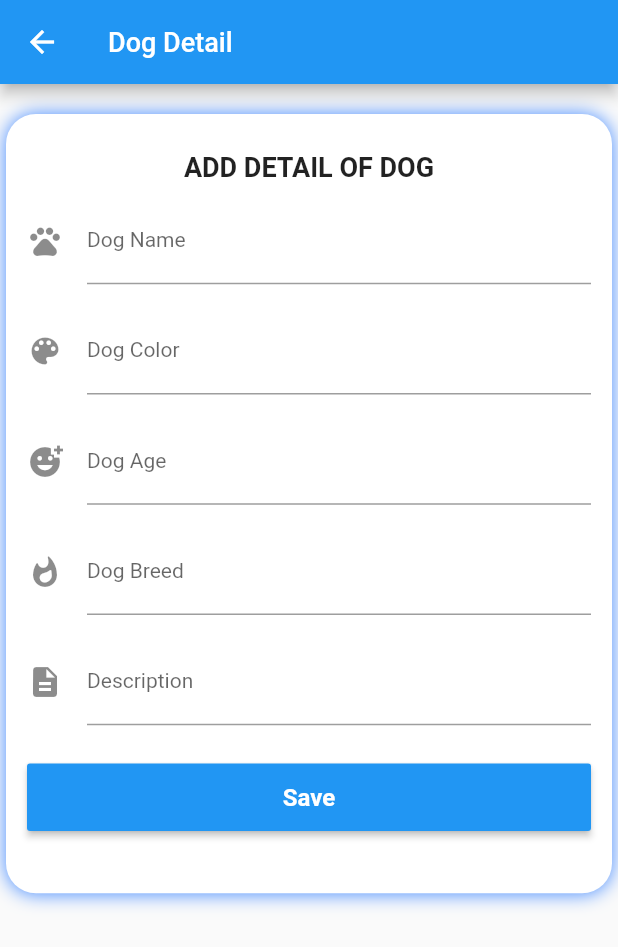
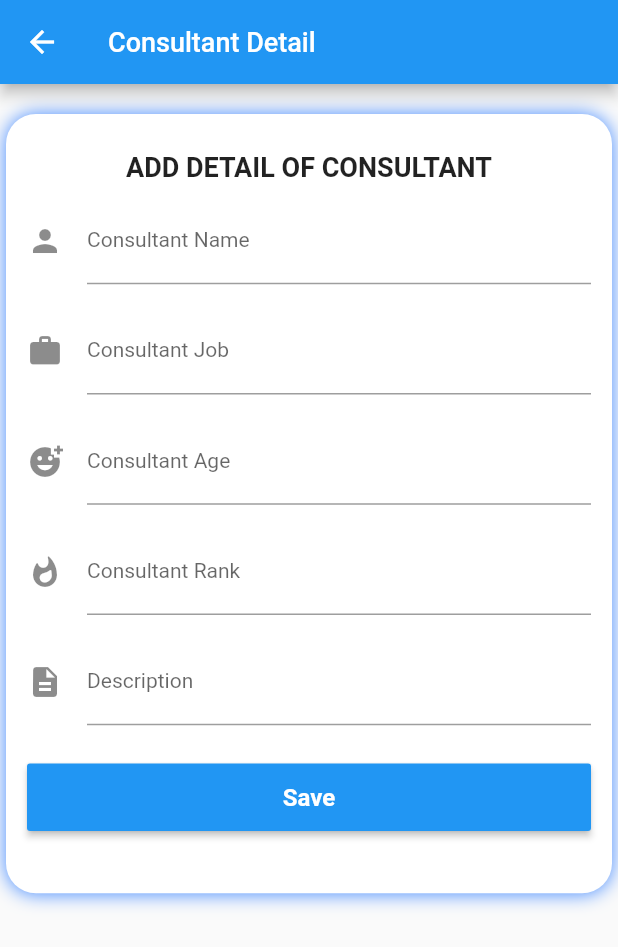
Before and after one commit to DavinderSingh-ds/clubhouse, a Flutter app: the EnterDetail screen opened directly, on a phone screen of 412 x 824 dp. Shown: the top 947 px of the screen. Run offline on Flutter 3.47's test engine with Material 2 defaults, Android fonts, the phone set to English and light mode, and no system bars; our stand-ins replace cloud_firestore, dio, emoji_picker_flutter, file_picker, firebase_auth, firebase_core and 17 more; missing offline and left inert: bottom_bar_with_sheet, circle_list, flutter_facebook_auth, maze, pdf_viewer_plugin, record; accounts and stored records are empty; network calls fail.

Commit message:
Consultant Diary

```diff
--- a/lib/FrontEnd/MainScreens/diary/diary.dart
+++ b/lib/FrontEnd/MainScreens/diary/diary.dart
@@ -96,7 +96,7 @@ class _DiaryState extends State<Diary> {
                         padding: EdgeInsets.all(8.0),
                         child: FittedBox(
                           child: Text(
-                            '👀 See Avialable ',
+                            '👀 See Your Consultants',
                             style: TextStyle(
                               color: Colors.black,
                               fontSize: 2,
@@ -149,7 +149,7 @@ class _DiaryState extends State<Diary> {
                                                 SizedBox(
                                                   width: 210,
                                                   child: Text(
-                                                    'Dog Name : ${dogModel.dogName}',
+                                                    'Consultant : ${dogModel.dogName}',
                                                     style: const TextStyle(
                                                       fontSize: 14,
                                                       fontWeight:
@@ -169,7 +169,7 @@ class _DiaryState extends State<Diary> {
                                               SizedBox(
                                                 width: 220,
                                                 child: Text(
-                                                  'Dog Breed  : ${dogModel.dogBreed}',
+                                                  'Consultant Job : ${dogModel.dogBreed}',
                                                   style: const TextStyle(
                                                     fontSize: 14,
                                                     fontWeight: FontWeight.bold,
@@ -177,9 +177,9 @@ class _DiaryState extends State<Diary> {
                                                 ),
                                               ),
                                               Text(
-                                                'Dog Age : ${dogModel.dogAge}',
+                                                'Consultant Age : ${dogModel.dogAge}',
                                                 style: const TextStyle(
-                                                  fontSize: 14,
+                                                  fontSize: 13,
                                                   fontWeight: FontWeight.bold,
                                                   color: Colors.green,
                                                 ),
@@ -193,9 +193,9 @@ class _DiaryState extends State<Diary> {
                                           child: Row(
                                             children: [
                                               Text(
-                                                'Dog Color   : ${dogModel.dogColor}',
+                                                'Consultant Rank   : ${dogModel.dogColor}',
                                                 style: const TextStyle(
-                                                  fontSize: 14,
+                                                  fontSize: 13,
                                                   fontWeight: FontWeight.bold,
                                                 ),
                                               ),
@@ -216,7 +216,6 @@ class _DiaryState extends State<Diary> {
                                                   dogModel.date,
                                                   style: const TextStyle(
                                                     fontSize: 14,
-                                                    fontWeight: FontWeight.bold,
                                                     color: Colors.black,
                                                   ),
                                                 ),
@@ -347,7 +346,7 @@ class _DiaryState extends State<Diary> {
                             minWidth: 280,
                             color: Colors.amber,
                             child: const Text(
-                              'Add Dog Detail',
+                              'Add Your Consultant',
                               style: TextStyle(
                                 fontSize: 14,
                                 fontWeight: FontWeight.bold,
@@ -456,12 +455,7 @@ class _DiaryState extends State<Diary> {
             },
           ),
         ),
-        items: const [
-          BottomBarWithSheetItem(icon: Icons.people),
-          BottomBarWithSheetItem(icon: Icons.shopping_cart),
-          BottomBarWithSheetItem(icon: Icons.settings),
-          BottomBarWithSheetItem(icon: Icons.favorite),
-        ],
+        items: const [],
       ),
     );
   }
--- a/lib/FrontEnd/NewUserEntry/enter_diary_detail.dart
+++ b/lib/FrontEnd/NewUserEntry/enter_diary_detail.dart
@@ -37,7 +37,7 @@ class _EnterDetailState extends State<EnterDetail> {
     return Scaffold(
       appBar: AppBar(
         title: const Text(
-          'Dog Detail',
+          'Consultant Detail',
           style: TextStyle(fontSize: 18),
         ),
       ),
@@ -63,7 +63,7 @@ class _EnterDetailState extends State<EnterDetail> {
                       top: 25,
                     ),
                     child: Text(
-                      'ADD DETAIL OF DOG',
+                      'ADD DETAIL OF CONSULTANT',
                       style:
                           TextStyle(fontSize: 18, fontWeight: FontWeight.bold),
                     ),
@@ -84,16 +84,16 @@ class _EnterDetailState extends State<EnterDetail> {
                             textInputAction: TextInputAction.next,
                             validator: (s) {
                               if (s!.isEmpty) {
-                                return 'Enter the name of dog First';
+                                return 'Enter the name of Consultant First';
                               }
                               return null;
                             },
                             decoration: const InputDecoration(
-                              labelText: 'Dog Name',
+                              labelText: 'Consultant Name',
                               labelStyle: TextStyle(fontSize: 14),
-                              hintText: 'Enter Name Of Dog',
+                              hintText: 'Enter Name Of Guide',
                               hintStyle: TextStyle(fontSize: 14),
-                              icon: Icon(Icons.pets_rounded),
+                              icon: Icon(Icons.person),
                             ),
                           ),
                         ),
@@ -101,20 +101,20 @@ class _EnterDetailState extends State<EnterDetail> {
                           padding: const EdgeInsets.only(
                               top: 16, left: 14, right: 14),
                           child: TextFormField(
-                            controller: _colorController,
+                            controller: _descriptionController,
                             textInputAction: TextInputAction.next,
                             validator: (s) {
                               if (s!.isEmpty) {
-                                return 'Enter the dog color First';
+                                return 'Enter the Consultant Job First';
                               }
                               return null;
                             },
                             decoration: const InputDecoration(
-                              labelText: 'Dog Color',
+                              labelText: 'Consultant Job',
                               labelStyle: TextStyle(fontSize: 14),
-                              hintText: 'Enter Color Of Dog',
+                              hintText: 'Enter job of Consultant',
                               hintStyle: TextStyle(fontSize: 14),
-                              icon: Icon(Icons.color_lens),
+                              icon: Icon(Icons.work),
                             ),
                           ),
                         ),
@@ -126,15 +126,15 @@ class _EnterDetailState extends State<EnterDetail> {
                             textInputAction: TextInputAction.next,
                             validator: (s) {
                               if (s!.isEmpty) {
-                                return 'Enter the age of dog First';
+                                return 'Enter the age first';
                               }
                               return null;
                             },
                             keyboardType: TextInputType.number,
                             decoration: const InputDecoration(
-                              labelText: 'Dog Age',
+                              labelText: 'Consultant Age',
                               labelStyle: TextStyle(fontSize: 14),
-                              hintText: 'Enter the Age of Dog',
+                              hintText: 'Enter the Age',
                               hintStyle: TextStyle(fontSize: 14),
                               icon: Icon(Icons.add_reaction),
                             ),
@@ -144,18 +144,18 @@ class _EnterDetailState extends State<EnterDetail> {
                           padding: const EdgeInsets.only(
                               top: 16, left: 14, right: 14),
                           child: TextFormField(
-                            controller: _descriptionController,
+                            controller: _colorController,
                             textInputAction: TextInputAction.next,
                             validator: (des) {
                               if (des!.isEmpty) {
-                                return 'Enter the breed of dog First';
+                                return 'Enter the Rank First';
                               }
                               return null;
                             },
                             decoration: const InputDecoration(
-                              labelText: 'Dog Breed',
+                              labelText: 'Consultant Rank',
                               labelStyle: TextStyle(fontSize: 14),
-                              hintText: 'Enter Breed of Dog',
+                              hintText: 'Enter Rank',
                               hintStyle: TextStyle(fontSize: 14),
                               icon: Icon(Icons.whatshot_rounded),
                             ),
@@ -170,7 +170,7 @@ class _EnterDetailState extends State<EnterDetail> {
                             decoration: const InputDecoration(
                               labelText: 'Description',
                               labelStyle: TextStyle(fontSize: 14),
-                              hintText: 'Enter extra info of Dog',
+                              hintText: 'Enter extra info about Consultant',
                               hintStyle: TextStyle(fontSize: 14),
                               icon: Icon(Icons.description),
                             ),
```
